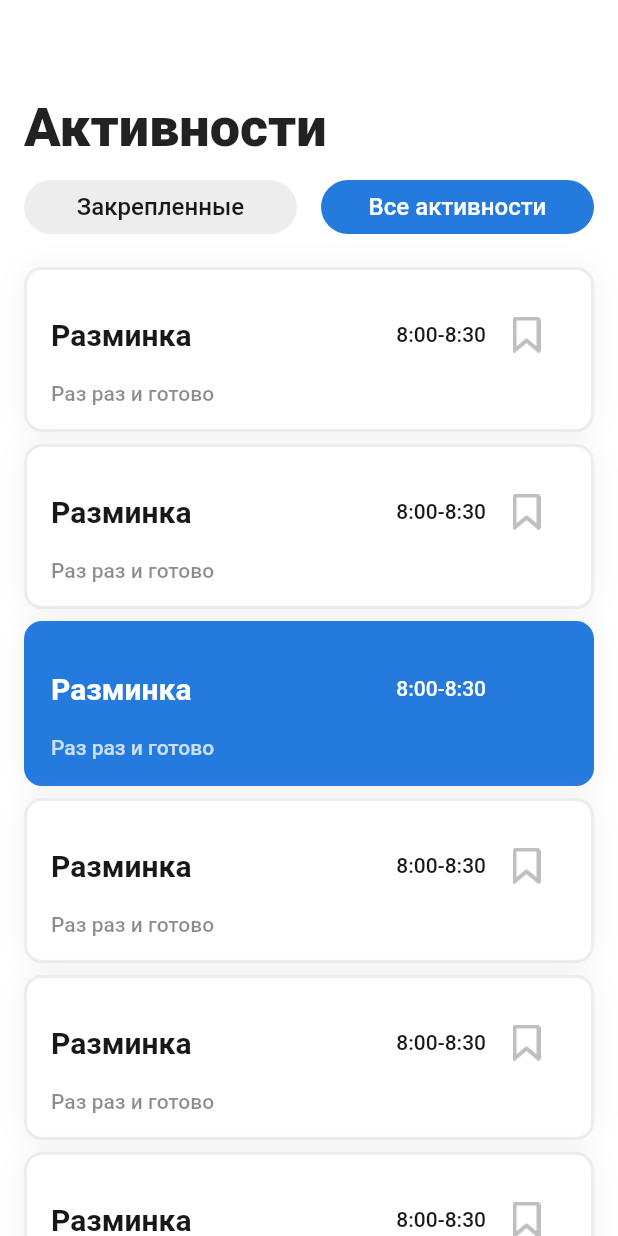
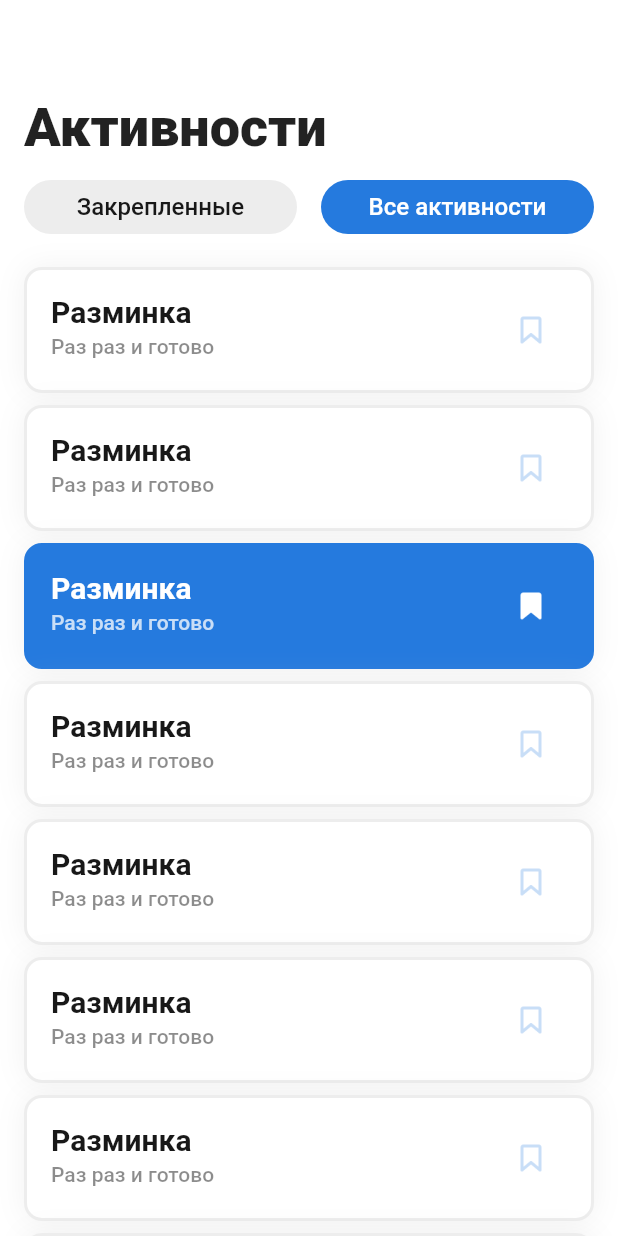
Before and after one commit to StarProxima/CampApp, a Flutter app: the ActivityPage screen opened directly, on a phone screen of 412 x 824 dp. Run offline on Flutter 3.47's test engine with Material 2 defaults, Android fonts, the phone set to English and light mode, and no system bars; our stand-ins replace file_picker, flutter_chat_types, flutter_chat_ui, image_picker, open_file and 1 more; missing offline and left inert: dart:ffi, image_picker_for_web, mobile_scanner.

Commit message:
Кнопка закрепления события

```diff
--- a/camp_app/lib/styles/button_styles.dart
+++ b/camp_app/lib/styles/button_styles.dart
@@ -60,6 +60,31 @@ ButtonStyle onlyIcons = ButtonStyle(
       ),
     ));
 
+  ButtonStyle onlyIconsMin = ButtonStyle(
+    elevation: MaterialStateProperty.all(0),
+    backgroundColor: MaterialStateProperty.resolveWith(
+      (states) {
+        return Colors.transparent;
+      },
+    ),
+
+    padding: MaterialStateProperty.all(EdgeInsets.zero),
+    minimumSize: MaterialStateProperty.all(
+      const Size.square(36),
+    ),
+    fixedSize: MaterialStateProperty.all(
+      const Size.square(36),
+    ),
+    maximumSize: MaterialStateProperty.all(
+      const Size.square(36),
+    ),
+    shadowColor: MaterialStateProperty.all(Colors.transparent),
+    shape: MaterialStateProperty.all(
+      RoundedRectangleBorder(
+        borderRadius: BorderRadius.circular(256),
+      ),
+    ));
+
 ButtonStyle activity = ButtonStyle(
     elevation: MaterialStateProperty.all(0),
     backgroundColor: MaterialStateProperty.resolveWith(
--- a/camp_app/lib/timetable/event.dart
+++ b/camp_app/lib/timetable/event.dart
@@ -1,12 +1,14 @@
 import 'package:camp_app/styles/app_colors.dart';
 import 'package:camp_app/styles/app_images.dart';
 import 'package:camp_app/styles/button_styles.dart';
+import 'package:camp_app/styles/classStyles.dart';
 import 'package:flutter/material.dart';
 
 import '../event_page.dart';
 
-class Event extends StatelessWidget {
-  const Event({Key? key, required this.isActive, this.isAttached})
+
+class Event extends StatefulWidget {
+    const Event({Key? key, required this.isActive, this.isAttached})
       : super(key: key);
 
   final title = "Разминка";
@@ -15,6 +17,20 @@ class Event extends StatelessWidget {
   final startTime = "8:00";
   final endTime = "8:30";
   final bool? isAttached;
+
+  @override
+  State<Event> createState() => _EventState();
+}
+
+class _EventState extends State<Event> {
+
+  bool? isAttached;
+
+  @override
+  void initState() {
+    isAttached = widget.isAttached;
+    super.initState();
+  }
 
   @override
   Widget build(BuildContext context) {
@@ -28,7 +44,7 @@ class Event extends StatelessWidget {
       child: Container(
         decoration: BoxDecoration(
             borderRadius: const BorderRadius.all(Radius.circular(12)),
-            color: isActive ? AppColors.primary : AppColors.background,
+            color: widget.isActive ? AppColors.primary : AppColors.background,
             boxShadow: [
               BoxShadow(
                 color: AppColors.shadow,
@@ -38,62 +54,58 @@ class Event extends StatelessWidget {
               ),
             ],
             border: Border.all(
-                color: isActive ? AppColors.primary : AppColors.border,
+                color: widget.isActive ? AppColors.primary : AppColors.border,
                 width: 2)),
         padding: const EdgeInsets.all(16),
-        child: Column(
-          crossAxisAlignment: CrossAxisAlignment.start,
+        child: Stack(
           children: [
-            Row(
-              mainAxisAlignment: MainAxisAlignment.center,
+            Column(
+              crossAxisAlignment: CrossAxisAlignment.start,
               children: [
                 Text(
-                  title,
+                  widget.title,
                   style: TextStyle(
                     fontWeight: FontWeight.bold,
                     fontSize: 20,
-                    color: isActive ? AppColors.background : AppColors.textDark,
+                    color: widget.isActive ? AppColors.background : AppColors.textDark,
                   ),
                 ),
-                const Spacer(),
+                //const Spacer(),
+                const SizedBox(
+                  height: 4,
+                ),
                 Text(
-                  "$startTime-$endTime",
+                  widget.description,
                   style: TextStyle(
                     fontWeight: FontWeight.w500,
                     fontSize: 14,
-                    color: isActive ? AppColors.background : AppColors.textDark,
+                    color: widget.isActive
+                        ? AppColors.background.withAlpha(192)
+                        : AppColors.textDark.withAlpha(127),
                   ),
-                ),
-                isAttached != null
-                    ? ElevatedButton(
-                        style: onlyIcons,
-                        onPressed: () {
-
-                          //isAttached = !isAttached;
-                        },
-                        child: Image(
-                          height: 24,
-                          width: 24,
-                          image: isAttached!
-                              ? AppImages.attachSelected
-                              : AppImages.attach,
-                        ))
-                    : Container(),
+                )
               ],
             ),
-            const SizedBox(
-              height: 4,
-            ),
-            Text(
-              description,
-              style: TextStyle(
-                fontWeight: FontWeight.w500,
-                fontSize: 14,
-                color: isActive
-                    ? AppColors.background.withAlpha(192)
-                    : AppColors.textDark.withAlpha(127),
-              ),
-            )
+            isAttached != null
+                    ? Container(
+                      alignment: Alignment.topRight,
+                      child: ElevatedButton(
+                          style: onlyIconsMin,
+                          onPressed: () {
+                            setState(() {
+                              isAttached = !isAttached!;
+                            });
+                          },
+                          child: Image(
+                            height: 24,
+                            width: 24,
+                            color: widget.isActive ? AppColors.background : AppColors.primary,
+                            image: isAttached!
+                                ? AppImages.attachSelected
+                                : AppImages.attach,
+                          )),
+                    )
+                    : SizedBox(),
           ],
         ),
       ),
```
Also changed, not shown: camp_app/assets/attach.png, camp_app/assets/attach_selected.png, camp_app/lib/activity_page.dart (line endings or trailing spaces).
